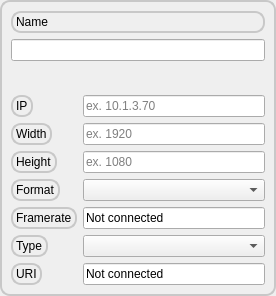
First picture: the form in VWWebGUI/Application/www/wasm/cameraweb.ui, repository Summengardin/VideoWallCDP, before the edit.
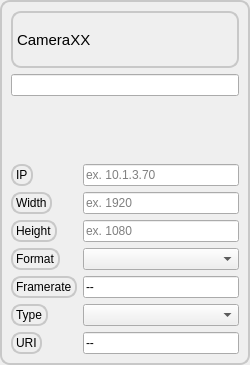
Second picture: the form after the edit. Custom widgets are drawn as their Qt base class.

Commit message: Renaming cameras

Diff of the .ui file:
```diff
--- a/VWWebGUI/Application/www/wasm/cameraweb.ui
+++ b/VWWebGUI/Application/www/wasm/cameraweb.ui
@@ -6,10 +6,16 @@
    <rect>
     <x>0</x>
     <y>0</y>
-    <width>276</width>
-    <height>296</height>
+    <width>250</width>
+    <height>365</height>
    </rect>
   </property>
+  <property name="sizePolicy">
+   <sizepolicy hsizetype="Minimum" vsizetype="Minimum">
+    <horstretch>0</horstretch>
+    <verstretch>0</verstretch>
+   </sizepolicy>
+  </property>
   <property name="windowTitle">
    <string>Form</string>
   </property>
@@ -37,6 +43,24 @@
    </property>
    <item>
     <widget class="QFrame" name="frame">
+     <property name="sizePolicy">
+      <sizepolicy hsizetype="MinimumExpanding" vsizetype="MinimumExpanding">
+       <horstretch>0</horstretch>
+       <verstretch>0</verstretch>
+      </sizepolicy>
+     </property>
+     <property name="maximumSize">
+      <size>
+       <width>250</width>
+       <height>16777215</height>
+      </size>
+     </property>
+     <property name="sizeIncrement">
+      <size>
+       <width>0</width>
+       <height>0</height>
+      </size>
+     </property>
      <property name="frameShape">
       <enum>QFrame::StyledPanel</enum>
      </property>
@@ -48,8 +72,14 @@
        <layout class="QVBoxLayout" name="verticalLayout">
         <item>
          <widget class="CDPBaseLabel" name="label_8">
+          <property name="font">
+           <font>
+            <family>Arial</family>
+            <pointsize>11</pointsize>
+           </font>
+          </property>
           <property name="text">
-           <string>Name</string>
+           <string>CameraXX</string>
           </property>
           <property name="cdpRouting" stdset="0">
            <string>.ShortName</string>
@@ -58,6 +88,12 @@
         </item>
         <item>
          <widget class="CDPBaseLineEdit" name="lineEdit">
+          <property name="sizePolicy">
+           <sizepolicy hsizetype="MinimumExpanding" vsizetype="Fixed">
+            <horstretch>0</horstretch>
+            <verstretch>0</verstretch>
+           </sizepolicy>
+          </property>
           <property name="alignment">
            <set>Qt::AlignCenter</set>
           </property>
@@ -104,6 +140,12 @@
           </item>
           <item row="0" column="1">
            <widget class="CDPBaseLineEdit" name="lineEdit_2">
+            <property name="maximumSize">
+             <size>
+              <width>16777215</width>
+              <height>16777215</height>
+             </size>
+            </property>
             <property name="placeholderText">
              <string>ex. 10.1.3.70</string>
             </property>
@@ -194,7 +236,7 @@
             <property name="maximumSize">
              <size>
               <width>16777215</width>
-              <height>26</height>
+              <height>30</height>
              </size>
             </property>
             <property name="svgFile">
@@ -240,7 +282,7 @@
           <item row="4" column="1">
            <widget class="CDPBaseLineEdit" name="lineEdit_6">
             <property name="text">
-             <string>Not connected</string>
+             <string>--</string>
             </property>
             <property name="placeholderText">
              <string>ex. 60</string>
@@ -270,7 +312,7 @@
             <property name="maximumSize">
              <size>
               <width>16777215</width>
-              <height>26</height>
+              <height>30</height>
              </size>
             </property>
             <property name="svgFile">
@@ -321,7 +363,7 @@
           <item row="7" column="1">
            <widget class="CDPBaseLineEdit" name="lineEdit_5">
             <property name="text">
-             <string>Not connected</string>
+             <string>--</string>
             </property>
             <property name="placeholderText">
              <string>ex. rtsp://&lt;ip&gt;:&lt;port&gt;/&lt;mount&gt;</string>
```
Left out of the diff: 32 changed lines with no effect on the pictures. The commit also changes 52 other files.
